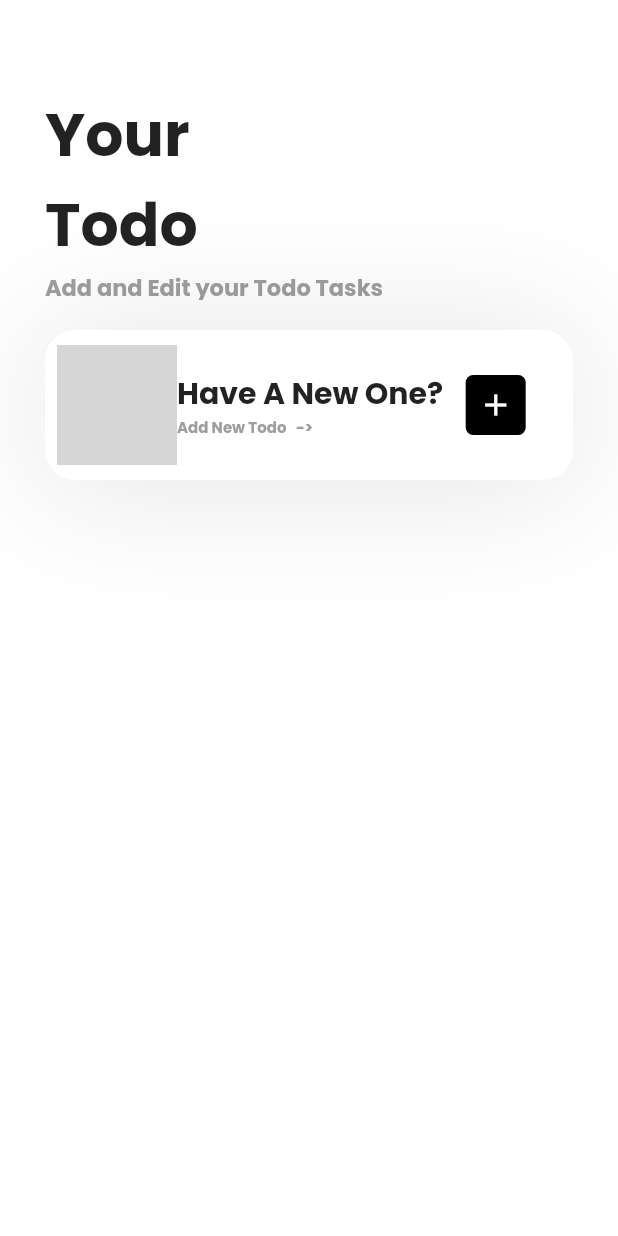
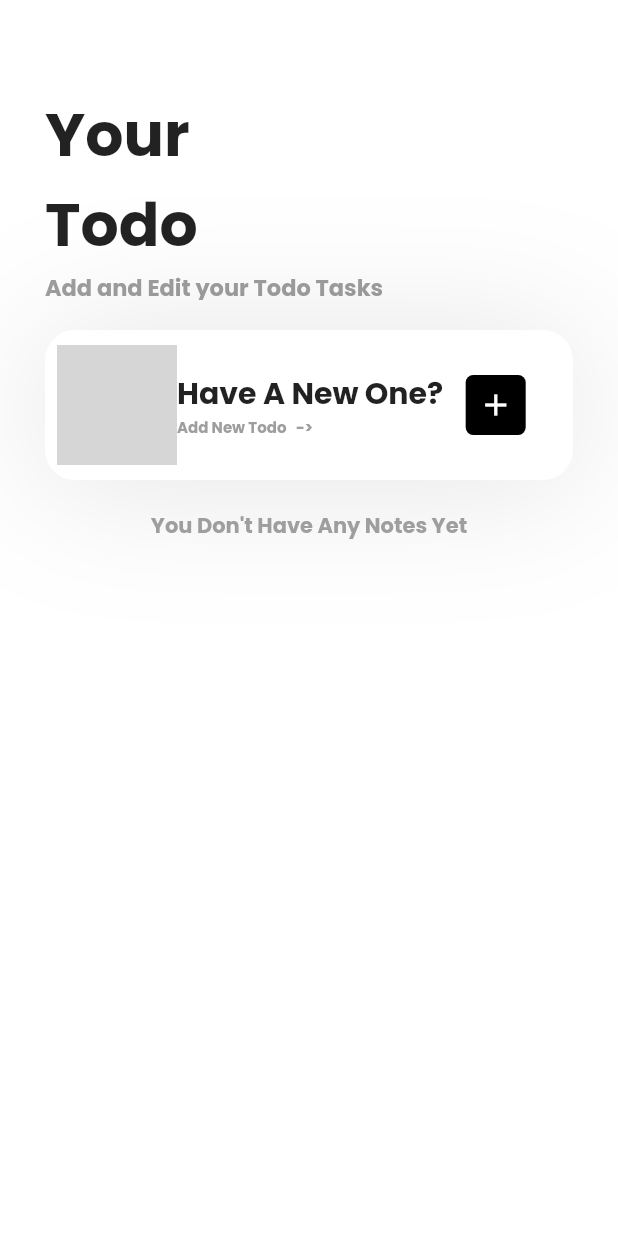
Before and after one commit to dinoy-raj/ProductivityApp, a Flutter app: the PersonalScreen screen opened directly, on a phone screen of 412 x 824 dp. Run offline on Flutter 3.47's test engine with Material 2 defaults, Android fonts, the phone set to English and light mode, and no system bars; our stand-ins replace animated_text_kit, cloud_firestore, firebase_auth, firebase_core, flutter_datetime_picker, flutter_feather_icons and 5 more; accounts and stored records are empty; network calls fail; grey boxes are pictures that could not be loaded.

Commit message:
todo db part completed

```diff
--- a/app/lib/screens/todo/todo_edits.dart
+++ b/app/lib/screens/todo/todo_edits.dart
@@ -44,6 +44,7 @@ class _TodoEditsState extends State<TodoEdits> {
       "isdone": false,
       "isdead": _buttonActive,
       "deadline":_buttonActive?_dateButton:null,
+      "isfav":false,
     });
     await FirebaseFirestore.instance
         .collection("users")
--- a/app/lib/screens/todo/todo_griddataview.dart
+++ b/app/lib/screens/todo/todo_griddataview.dart
@@ -1,3 +1,6 @@
+import 'package:cloud_firestore/cloud_firestore.dart';
+import 'package:firebase_auth/firebase_auth.dart';
+import 'package:flutter/cupertino.dart';
 import 'package:flutter/material.dart';
 
 class ListViewTodo extends StatefulWidget {
@@ -8,8 +11,92 @@ class ListViewTodo extends StatefulWidget {
 }
 
 class _ListViewTodoState extends State<ListViewTodo> {
+  final Stream<QuerySnapshot> _streamSnap = FirebaseFirestore.instance
+      .collection("users")
+      .doc(FirebaseAuth.instance.currentUser!.uid)
+      .collection("todo")
+      .snapshots();
   @override
   Widget build(BuildContext context) {
-    return Container();
+    return StreamBuilder(
+        stream: _streamSnap,
+        builder: (BuildContext context, AsyncSnapshot<QuerySnapshot> snapshot) {
+          if (snapshot.hasError) {
+            return Text('Something went wrong');
+          }
+
+          if (snapshot.connectionState == ConnectionState.waiting) {
+            return CupertinoActivityIndicator();
+          }
+          if (!snapshot.hasData) {
+            return Text("Has Not Have Any Notes");
+          }
+
+          if (snapshot.hasData) {
+            if (snapshot.data!.docs.length == 0) {
+              return Column(
+                children: [
+                  Text(
+                    "You Don't Have Any Notes Yet",
+                    style: TextStyle(
+                        fontWeight: FontWeight.bold, color: Colors.grey),
+                  ),
+                ],
+              );
+            } else {
+
+              return ListView(
+
+                children:  snapshot.data!.docs.map((DocumentSnapshot document) {
+                  Map<String, dynamic> data =
+                  document.data() as Map<String, dynamic>;
+                  return InkWell(
+                    splashColor: Colors.transparent,
+                    highlightColor: Colors.transparent,
+
+                    onTap: () {
+
+                    },
+                    child: Padding(
+                      padding: const EdgeInsets.only(right: 20.0,left: 20,bottom: 20,top: 20),
+                      child: Container(
+                        height: 100,
+                        width: 500,
+                        decoration: BoxDecoration(
+                            shape: BoxShape.rectangle,
+                            borderRadius: BorderRadius.circular(20),
+                           // color: Colors.white,
+                            boxShadow: [
+                              BoxShadow(
+                                color: Colors.black.withOpacity(.05),
+                                blurRadius: 80,
+                                spreadRadius: 1,
+                                offset: Offset(0, 3),
+                              ),
+                            ]
+                          //borderRadius: BorderRadius.circular(10),
+                        ),
+                        //color: Colors.white,
+                        child: Row(
+                          children: [
+                            Column(
+                              children: [
+                                Text(data["title"]),
+                                Text(data["isdone"].toString()),
+                                Text(data["isdead"].toString()),
+                                Text(data["deadline"]),
+                              ],
+                            ),
+                          ],
+                        ),
+                      ),
+                    ),
+                  );
+                }).toList(),
+              );
+            }
+          }
+          return Text("No Data Found");
+        });
   }
 }
--- a/app/lib/screens/todo/todoscreen.dart
+++ b/app/lib/screens/todo/todoscreen.dart
@@ -1,5 +1,6 @@
 
 import 'package:app/screens/todo/todo_edits.dart';
+import 'package:app/screens/todo/todo_griddataview.dart';
 import 'package:flutter/material.dart';
 import 'package:lottie/lottie.dart';
 
@@ -141,7 +142,7 @@ class _PersonalScreenState extends State<PersonalScreen> {
                 SizedBox(
                   height: 20,
                 ),
-                // Expanded(child: GridDataView())
+                 Expanded(child: ListViewTodo())
               ],
             ),
           ),
```
